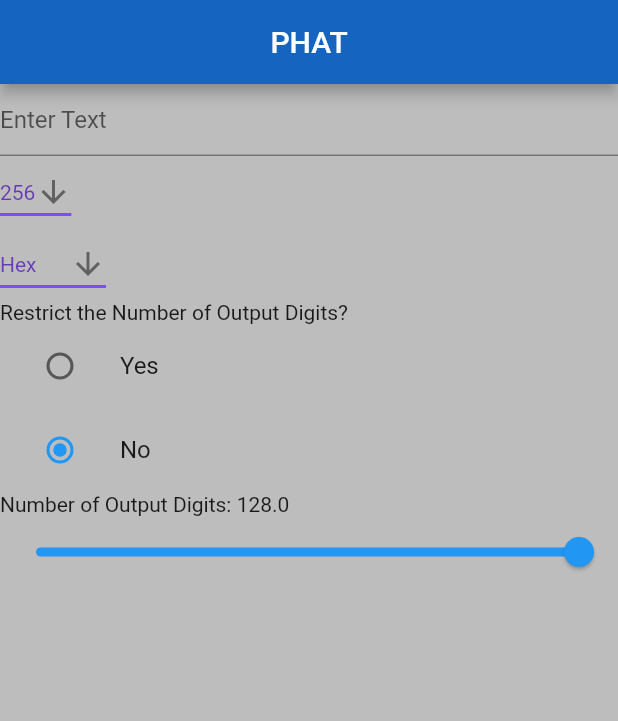
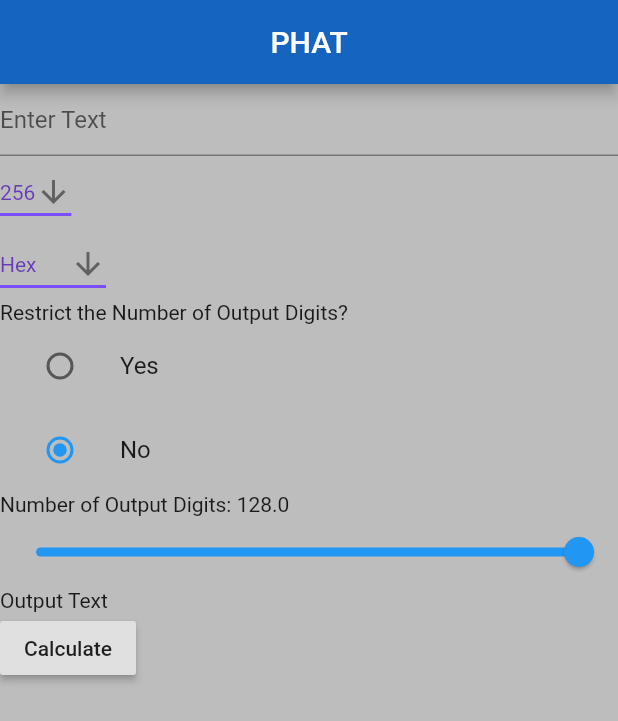
Before and after one commit to lowcam/PHAT-Flutter-GUI, a Flutter app: the screen it shows after launch, on a phone screen of 412 x 824 dp. Shown: the top 721 px of the screen. Run offline on Flutter 3.47's test engine with Material 2 defaults, Android fonts, the phone set to English and light mode, and no system bars.

Commit message:
Update main.dart

```diff
--- a/phat_flutter_gui/lib/main.dart
+++ b/phat_flutter_gui/lib/main.dart
@@ -18,6 +18,7 @@ class _PHATState extends State<PHAT> {
   String numSystem = 'Hex';
   RestrictDigit _character = RestrictDigit.No;
   double _valueRestrictDigit = 128;
+  String outText = 'Output Text';
   @override
   Widget build(BuildContext context) {
     return Scaffold(
@@ -127,7 +128,16 @@ class _PHATState extends State<PHAT> {
                     _valueRestrictDigit = newValue;
                   });
                 },
-            )
+            ),
+            Text(outText),
+            RaisedButton(
+              child: Text('Calculate'),
+              onPressed: () {
+                setState(() {
+                  outText = '$inputText , $shaValue , $numSystem , $_character , $_valueRestrictDigit';
+                });
+              },
+            ),
 
           ],
         ),
```
